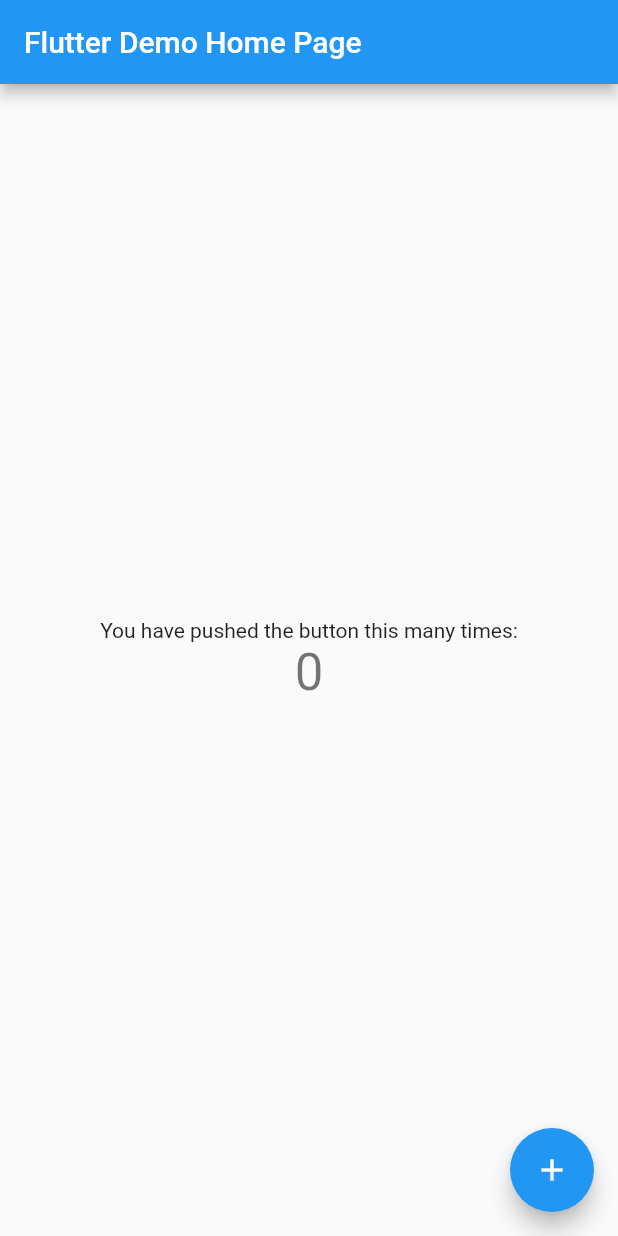
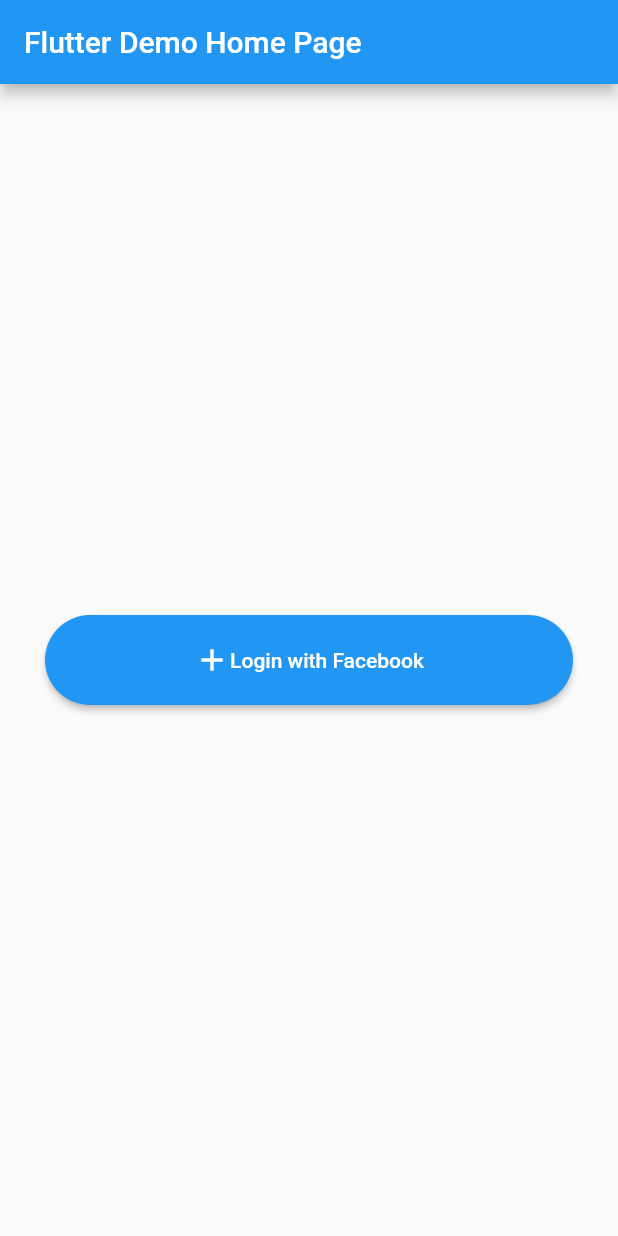
Before and after one commit to dawidpiechaczek/NearMe, a Flutter app: the screen it shows after launch, on a phone screen of 412 x 824 dp. Run offline on Flutter 3.47's test engine with Material 2 defaults, Android fonts, the phone set to English and light mode, and no system bars.

Commit message:
Button for login from Facebook added.

```diff
--- a/lib/main.dart
+++ b/lib/main.dart
@@ -11,19 +11,7 @@ class MyApp extends StatelessWidget {
     return MaterialApp(
       title: 'Flutter Demo',
       theme: ThemeData(
-        // This is the theme of your application.
-        //
-        // Try running your application with "flutter run". You'll see the
-        // application has a blue toolbar. Then, without quitting the app, try
-        // changing the primarySwatch below to Colors.green and then invoke
-        // "hot reload" (press "r" in the console where you ran "flutter run",
-        // or simply save your changes to "hot reload" in a Flutter IDE).
-        // Notice that the counter didn't reset back to zero; the application
-        // is not restarted.
         primarySwatch: Colors.blue,
-        // This makes the visual density adapt to the platform that you run
-        // the app on. For desktop platforms, the controls will be smaller and
-        // closer together (more dense) than on mobile platforms.
         visualDensity: VisualDensity.adaptivePlatformDensity,
       ),
       home: MyHomePage(title: 'Flutter Demo Home Page'),
@@ -33,15 +21,6 @@ class MyApp extends StatelessWidget {
 
 class MyHomePage extends StatefulWidget {
   MyHomePage({Key key, this.title}) : super(key: key);
-
-  // This widget is the home page of your application. It is stateful, meaning
-  // that it has a State object (defined below) that contains fields that affect
-  // how it looks.
-
-  // This class is the configuration for the state. It holds the values (in this
-  // case the title) provided by the parent (in this case the App widget) and
-  // used by the build method of the State. Fields in a Widget subclass are
-  // always marked "final".
 
   final String title;
 
@@ -54,64 +33,46 @@ class _MyHomePageState extends State<MyHomePage> {
 
   void _incrementCounter() {
     setState(() {
-      // This call to setState tells the Flutter framework that something has
-      // changed in this State, which causes it to rerun the build method below
-      // so that the display can reflect the updated values. If we changed
-      // _counter without calling setState(), then the build method would not be
-      // called again, and so nothing would appear to happen.
       _counter++;
     });
   }
 
   @override
   Widget build(BuildContext context) {
-    // This method is rerun every time setState is called, for instance as done
-    // by the _incrementCounter method above.
-    //
-    // The Flutter framework has been optimized to make rerunning build methods
-    // fast, so that you can just rebuild anything that needs updating rather
-    // than having to individually change instances of widgets.
     return Scaffold(
       appBar: AppBar(
-        // Here we take the value from the MyHomePage object that was created by
-        // the App.build method, and use it to set our appbar title.
         title: Text(widget.title),
       ),
       body: Center(
-        // Center is a layout widget. It takes a single child and positions it
-        // in the middle of the parent.
+        child: Form(
+          key: Key('form_key'),
           child: Column(
-          // Column is also a layout widget. It takes a list of children and
-          // arranges them vertically. By default, it sizes itself to fit its
-          // children horizontally, and tries to be as tall as its parent.
-          //
-          // Invoke "debug painting" (press "p" in the console, choose the
-          // "Toggle Debug Paint" action from the Flutter Inspector in Android
-          // Studio, or the "Toggle Debug Paint" command in Visual Studio Code)
-          // to see the wireframe for each widget.
-          //
-          // Column has various properties to control how it sizes itself and
-          // how it positions its children. Here we use mainAxisAlignment to
-          // center the children vertically; the main axis here is the vertical
-          // axis because Columns are vertical (the cross axis would be
-          // horizontal).
             mainAxisAlignment: MainAxisAlignment.center,
             children: <Widget>[
-            Text(
-              'You have pushed the button this many times:',
+              Padding(
+                padding: EdgeInsets.only(left: 30, right: 30),
+                child: RaisedButton(
+                    child: Padding(
+                      padding: EdgeInsets.only(top: 18, bottom: 18),
+                      child: Row(
+                        mainAxisAlignment: MainAxisAlignment.center,
+                        children: <Widget>[
+                          Icon(Icons.add),
+                          Text("Login with Facebook")
+                        ],
                       ),
-            Text(
-              '$_counter',
-              style: Theme.of(context).textTheme.headline4,
+                    ),
+                    onPressed: () {},
+                    textColor: Colors.white,
+                    color: Colors.blue,
+                    shape: RoundedRectangleBorder(
+                      borderRadius: BorderRadius.circular(30.0),
+                    )),
               ),
             ],
           ),
         ),
-      floatingActionButton: FloatingActionButton(
-        onPressed: _incrementCounter,
-        tooltip: 'Increment',
-        child: Icon(Icons.add),
-      ), // This trailing comma makes auto-formatting nicer for build methods.
+      ),
     );
   }
 }
```
Lines whose indentation alone changed are shown as unchanged.
